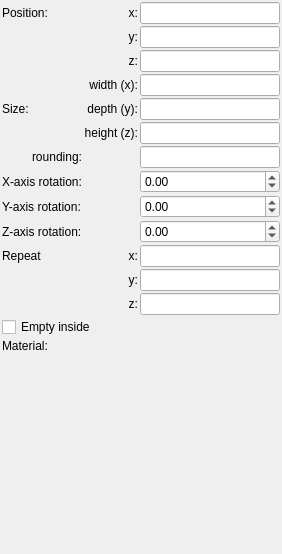
Qt form mandelbulber2/formula/ui/primitive_box.ui (buddhi1980/mandelbulber2) before a commit.
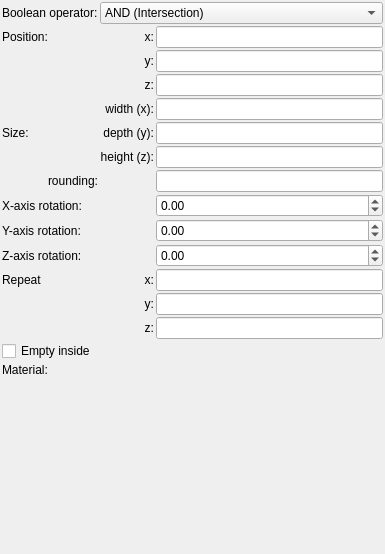
The same form after that commit. Custom widgets are drawn as their Qt base class.

Commit message: Added boolean operators for primitive objects TODO: OpenCL code for operators

Patch:
```diff
--- a/mandelbulber2/formula/ui/primitive_box.ui
+++ b/mandelbulber2/formula/ui/primitive_box.ui
@@ -6,7 +6,7 @@
    <rect>
     <x>0</x>
     <y>0</y>
-    <width>282</width>
+    <width>385</width>
     <height>554</height>
    </rect>
   </property>
@@ -34,14 +34,14 @@
      <property name="spacing">
       <number>2</number>
      </property>
-     <item row="8" column="0">
+     <item row="9" column="0">
       <widget class="QLabel" name="label_9">
        <property name="text">
         <string>Y-axis rotation:</string>
        </property>
       </widget>
      </item>
-     <item row="4" column="2">
+     <item row="5" column="2">
       <widget class="MyLineEdit" name="vect3_size_y">
        <property name="sizePolicy">
         <sizepolicy hsizetype="Expanding" vsizetype="Maximum">
@@ -51,7 +51,7 @@
        </property>
       </widget>
      </item>
-     <item row="8" column="2">
+     <item row="9" column="2">
       <widget class="MyDoubleSpinBox" name="spinboxd3_rotation_y">
        <property name="sizePolicy">
         <sizepolicy hsizetype="Minimum" vsizetype="Maximum">
@@ -79,14 +79,14 @@
        </property>
       </widget>
      </item>
-     <item row="7" column="0">
+     <item row="8" column="0">
       <widget class="QLabel" name="label_8">
        <property name="text">
         <string>X-axis rotation:</string>
        </property>
       </widget>
      </item>
-     <item row="2" column="2">
+     <item row="3" column="2">
       <widget class="MyLineEdit" name="vect3_position_z">
        <property name="sizePolicy">
         <sizepolicy hsizetype="Expanding" vsizetype="Maximum">
@@ -96,7 +96,7 @@
        </property>
       </widget>
      </item>
-     <item row="6" column="2">
+     <item row="7" column="2">
       <widget class="MyLineEdit" name="logedit_rounding">
        <property name="sizePolicy">
         <sizepolicy hsizetype="Expanding" vsizetype="Maximum">
@@ -106,7 +106,7 @@
        </property>
       </widget>
      </item>
-     <item row="3" column="2">
+     <item row="4" column="2">
       <widget class="MyLineEdit" name="vect3_size_x">
        <property name="sizePolicy">
         <sizepolicy hsizetype="Expanding" vsizetype="Maximum">
@@ -116,14 +116,14 @@
        </property>
       </widget>
      </item>
-     <item row="0" column="0">
+     <item row="1" column="0">
       <widget class="QLabel" name="label_10">
        <property name="text">
         <string>Position:</string>
        </property>
       </widget>
      </item>
-     <item row="1" column="1">
+     <item row="2" column="1">
       <widget class="QLabel" name="label_12">
        <property name="text">
         <string>y:</string>
@@ -133,7 +133,7 @@
        </property>
       </widget>
      </item>
-     <item row="7" column="2">
+     <item row="8" column="2">
       <widget class="MyDoubleSpinBox" name="spinboxd3_rotation_x">
        <property name="sizePolicy">
         <sizepolicy hsizetype="Minimum" vsizetype="Maximum">
@@ -161,7 +161,7 @@
        </property>
       </widget>
      </item>
-     <item row="3" column="1">
+     <item row="4" column="1">
       <widget class="QLabel" name="label_14">
        <property name="text">
         <string>width (x):</string>
@@ -171,21 +171,21 @@
        </property>
       </widget>
      </item>
-     <item row="14" column="0">
+     <item row="15" column="0">
       <widget class="QLabel" name="label_18">
        <property name="text">
         <string>Material:</string>
        </property>
       </widget>
      </item>
-     <item row="10" column="0">
+     <item row="11" column="0">
       <widget class="QLabel" name="label">
        <property name="text">
         <string>Repeat</string>
        </property>
       </widget>
      </item>
-     <item row="0" column="2">
+     <item row="1" column="2">
       <widget class="MyLineEdit" name="vect3_position_x">
        <property name="sizePolicy">
         <sizepolicy hsizetype="Expanding" vsizetype="Maximum">
@@ -195,7 +195,7 @@
        </property>
       </widget>
      </item>
-     <item row="5" column="2">
+     <item row="6" column="2">
       <widget class="MyLineEdit" name="vect3_size_z">
        <property name="sizePolicy">
         <sizepolicy hsizetype="Expanding" vsizetype="Maximum">
@@ -205,7 +205,7 @@
        </property>
       </widget>
      </item>
-     <item row="2" column="1">
+     <item row="3" column="1">
       <widget class="QLabel" name="label_13">
        <property name="text">
         <string>z:</string>
@@ -215,7 +215,7 @@
        </property>
       </widget>
      </item>
-     <item row="0" column="1">
+     <item row="1" column="1">
       <widget class="QLabel" name="label_11">
        <property name="text">
         <string>x:</string>
@@ -225,7 +225,7 @@
        </property>
       </widget>
      </item>
-     <item row="1" column="2">
+     <item row="2" column="2">
       <widget class="MyLineEdit" name="vect3_position_y">
        <property name="sizePolicy">
         <sizepolicy hsizetype="Expanding" vsizetype="Maximum">
@@ -235,7 +235,7 @@
        </property>
       </widget>
      </item>
-     <item row="6" column="0">
+     <item row="7" column="0">
       <widget class="QLabel" name="label_20">
        <property name="text">
         <string>rounding:</string>
@@ -245,7 +245,7 @@
        </property>
       </widget>
      </item>
-     <item row="9" column="2">
+     <item row="10" column="2">
       <widget class="MyDoubleSpinBox" name="spinboxd3_rotation_z">
        <property name="sizePolicy">
         <sizepolicy hsizetype="Minimum" vsizetype="Maximum">
@@ -273,7 +273,7 @@
        </property>
       </widget>
      </item>
-     <item row="4" column="1">
+     <item row="5" column="1">
       <widget class="QLabel" name="label_16">
        <property name="text">
         <string>depth (y):</string>
@@ -283,7 +283,7 @@
        </property>
       </widget>
      </item>
-     <item row="5" column="1">
+     <item row="6" column="1">
       <widget class="QLabel" name="label_17">
        <property name="text">
         <string>height (z):</string>
@@ -293,14 +293,14 @@
        </property>
       </widget>
      </item>
-     <item row="9" column="0">
+     <item row="10" column="0">
       <widget class="QLabel" name="label_15">
        <property name="text">
         <string>Z-axis rotation:</string>
        </property>
       </widget>
      </item>
-     <item row="12" column="2">
+     <item row="13" column="2">
       <widget class="MyLineEdit" name="vect3_repeat_z">
        <property name="sizePolicy">
         <sizepolicy hsizetype="Expanding" vsizetype="Maximum">
@@ -310,7 +310,7 @@
        </property>
       </widget>
      </item>
-     <item row="11" column="2">
+     <item row="12" column="2">
       <widget class="MyLineEdit" name="vect3_repeat_y">
        <property name="sizePolicy">
         <sizepolicy hsizetype="Expanding" vsizetype="Maximum">
@@ -320,7 +320,7 @@
        </property>
       </widget>
      </item>
-     <item row="10" column="1">
+     <item row="11" column="1">
       <widget class="QLabel" name="label_repeat_x">
        <property name="text">
         <string>x:</string>
@@ -330,7 +330,7 @@
        </property>
       </widget>
      </item>
-     <item row="10" column="2">
+     <item row="11" column="2">
       <widget class="MyLineEdit" name="vect3_repeat_x">
        <property name="sizePolicy">
         <sizepolicy hsizetype="Expanding" vsizetype="Maximum">
@@ -340,17 +340,17 @@
        </property>
       </widget>
      </item>
-     <item row="11" column="1">
-      <widget class="QLabel" name="label_repeat_y">
-       <property name="text">
-        <string>y:</string>
-       </property>
-       <property name="alignment">
-        <set>Qt::AlignRight|Qt::AlignTrailing|Qt::AlignVCenter</set>
-       </property>
-      </widget>
-     </item>
      <item row="12" column="1">
+      <widget class="QLabel" name="label_repeat_y">
+       <property name="text">
+        <string>y:</string>
+       </property>
+       <property name="alignment">
+        <set>Qt::AlignRight|Qt::AlignTrailing|Qt::AlignVCenter</set>
+       </property>
+      </widget>
+     </item>
+     <item row="13" column="1">
       <widget class="QLabel" name="label_repeat_z">
        <property name="text">
         <string>z:</string>
@@ -360,7 +360,7 @@
        </property>
       </widget>
      </item>
-     <item row="14" column="1" colspan="2">
+     <item row="15" column="1" colspan="2">
       <widget class="cMaterialSelector" name="materialselector_material_id" native="true">
        <property name="sizePolicy">
         <sizepolicy hsizetype="Preferred" vsizetype="Minimum">
@@ -370,20 +370,63 @@
        </property>
       </widget>
      </item>
-     <item row="3" column="0" rowspan="3">
+     <item row="4" column="0" rowspan="3">
       <widget class="QLabel" name="label_7">
        <property name="text">
         <string>Size:</string>
        </property>
       </widget>
      </item>
-     <item row="13" column="0" colspan="3">
+     <item row="14" column="0" colspan="3">
       <widget class="MyCheckBox" name="checkBox_empty">
        <property name="text">
         <string>Empty inside</string>
        </property>
       </widget>
      </item>
+     <item row="0" column="0">
+      <widget class="QLabel" name="label_19">
+       <property name="text">
+        <string>Boolean operator:</string>
+       </property>
+       <property name="wordWrap">
+        <bool>true</bool>
+       </property>
+      </widget>
+     </item>
+     <item row="0" column="1" colspan="2">
+      <widget class="MyComboBox" name="comboBox_boolean_operator">
+       <property name="sizePolicy">
+        <sizepolicy hsizetype="Preferred" vsizetype="Preferred">
+         <horstretch>0</horstretch>
+         <verstretch>0</verstretch>
+        </sizepolicy>
+       </property>
+       <property name="toolTip">
+        <string>&lt;html&gt;&lt;head/&gt;&lt;body&gt;&lt;p&gt;Distance estimation is a method which calculates approximate distance to fractal surface from any point in space.&lt;/p&gt;&lt;p&gt;- Automatic mode uses distance estimation method defined for selected fractal&lt;/p&gt;&lt;p&gt;- Force &amp;quot;Delta DE&amp;quot; method uses  Delta DE algorithm which is slower but works also with untypical fractal configurations&lt;br/&gt;&lt;/p&gt;&lt;/body&gt;&lt;/html&gt;</string>
+       </property>
+       <item>
+        <property name="text">
+         <string>AND (Intersection)</string>
+        </property>
+       </item>
+       <item>
+        <property name="text">
+         <string>OR (Union)</string>
+        </property>
+       </item>
+       <item>
+        <property name="text">
+         <string>SUB (A-B)</string>
+        </property>
+       </item>
+       <item>
+        <property name="text">
+         <string>rev SUB (B-A)</string>
+        </property>
+       </item>
+      </widget>
+     </item>
     </layout>
    </item>
    <item>
@@ -423,6 +466,11 @@
    <header>material_selector.h</header>
    <container>1</container>
   </customwidget>
+  <customwidget>
+   <class>MyComboBox</class>
+   <extends>QComboBox</extends>
+   <header>my_combo_box.h</header>
+  </customwidget>
  </customwidgets>
  <tabstops>
   <tabstop>vect3_position_x</tabstop>
```
The commit also changes 12 other files.
